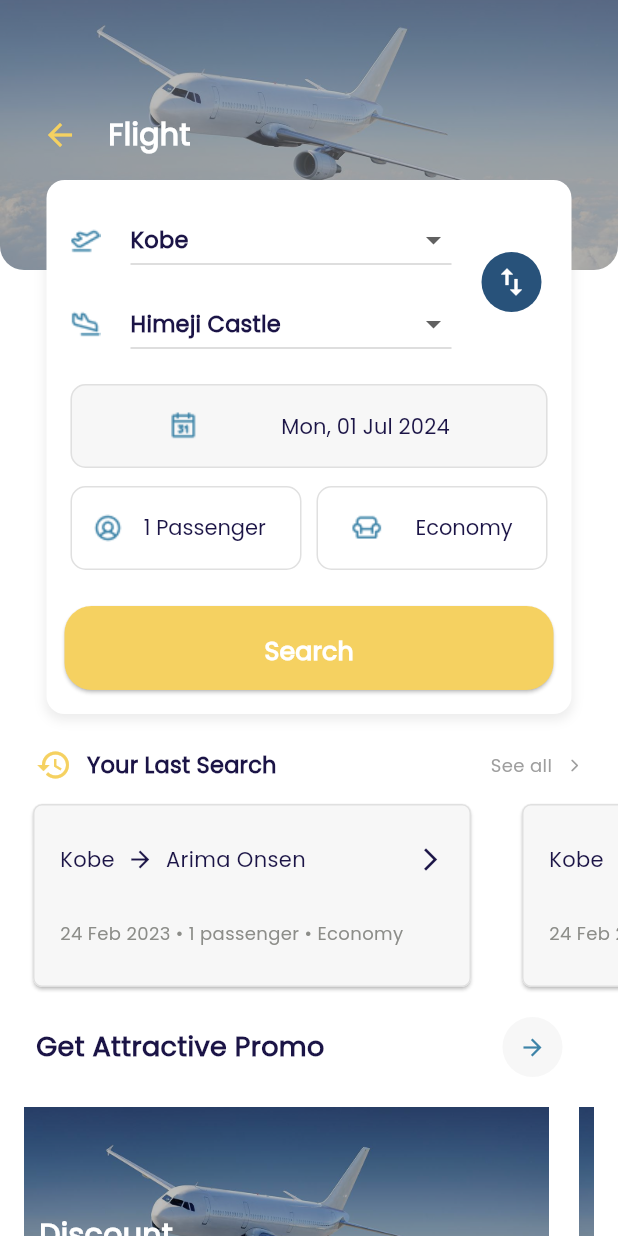
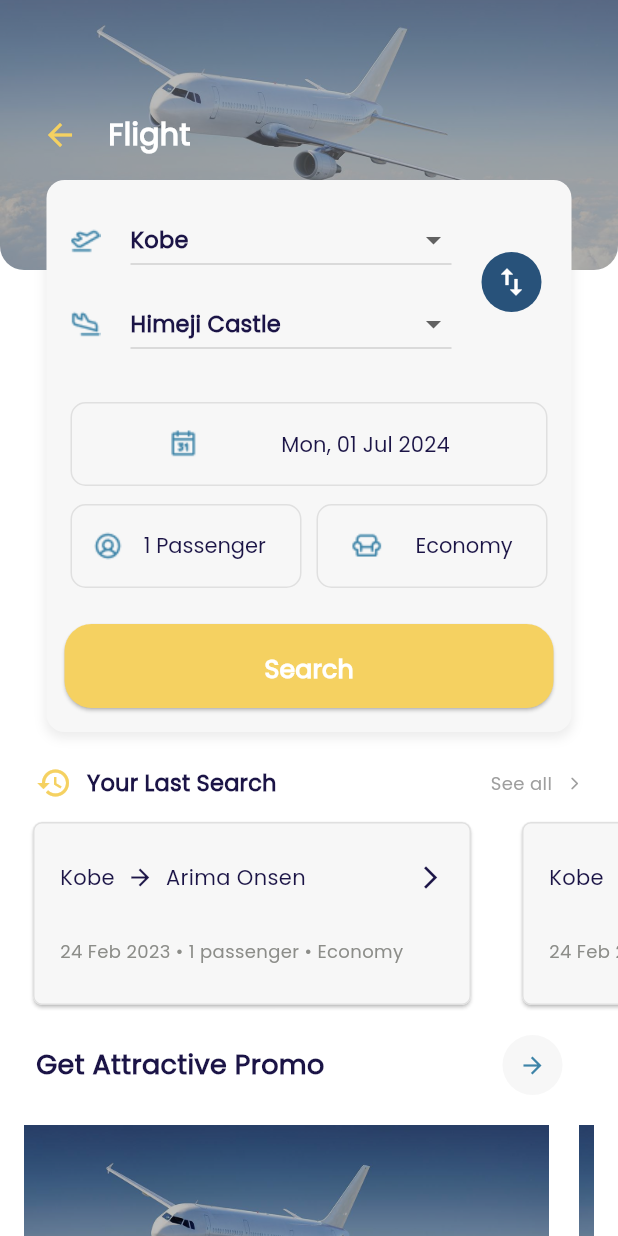
Before and after one commit to sammmms/travellingo-flutter, a Flutter app: the FlightPage screen opened directly, on a phone screen of 412 x 824 dp. Run offline on Flutter 3.47's test engine with Material 3 defaults, Android fonts, the phone set to English and light mode, and no system bars; our stand-ins replace dio, dotted_border, flutter_dotenv, flutter_localization, flutter_native_splash, google_fonts and 7 more; missing offline and left inert: carousel_slider_plus, svg_flutter; accounts and stored records are empty; network calls fail; statements that could not run were skipped; project files that could hold a hidden picture were left out.

Commit message:
refactor: flight page forbetter readability code

```diff
--- a/lib/pages/flight/widget/flight_choice.dart
+++ b/lib/pages/flight/widget/flight_choice.dart
@@ -7,7 +7,6 @@ import 'package:travellingo/pages/flight/widget/location_choice.dart';
 import 'package:travellingo/pages/flight/ticket_list/ticket_list_page.dart';
 import 'package:travellingo/utils/airplane_class_util.dart';
 import 'package:travellingo/utils/date_converter.dart';
-import 'package:travellingo/utils/theme_data/light_theme.dart';
 
 class FlightChoice extends StatefulWidget {
   const FlightChoice({super.key});
@@ -33,7 +32,7 @@ class _FlightChoiceState extends State<FlightChoice> {
   Widget build(BuildContext context) {
     return Container(
       decoration: BoxDecoration(
-        color: Colors.white,
+        color: Theme.of(context).colorScheme.surfaceTint,
         borderRadius: BorderRadius.circular(12),
         boxShadow: [
           BoxShadow(
@@ -49,32 +48,8 @@ class _FlightChoiceState extends State<FlightChoice> {
         mainAxisSize: MainAxisSize.min,
         children: [
           FlightLocationChoice(from: from, to: to),
-          StreamBuilder<DateTime>(
-              stream: pickedDate,
-              builder: (context, snapshot) {
-                DateTime date = snapshot.data ?? DateTime.now();
-                return Padding(
-                  padding: const EdgeInsets.symmetric(horizontal: 16.0),
-                  child: SizedBox(
-                    width: double.infinity,
-                    child: ButtonChoice(
-                      onPressed: () async {
-                        DateTime? picked = await showDatePicker(
-                          context: context,
-                          initialDate: DateTime.now(),
-                          firstDate: DateTime.now(),
-                          lastDate: DateTime(DateTime.now().year + 1, 12, 31),
-                        );
-
-                        if (picked != null) return;
-                        pickedDate.add(picked!);
-                      },
-                      content: DateConverter.fullReadableDate(date),
-                      icon: Image.asset("assets/flight/calendar.png"),
-                    ),
-                  ),
-                );
-              }),
+          const SizedBox(height: 12),
+          _buildDropdownDatetime(),
           const SizedBox(height: 12),
           Container(
             padding: const EdgeInsets.symmetric(horizontal: 16),
@@ -137,6 +112,35 @@ class _FlightChoiceState extends State<FlightChoice> {
     );
   }
 
+  Widget _buildDropdownDatetime() {
+    return StreamBuilder<DateTime>(
+        stream: pickedDate,
+        builder: (context, snapshot) {
+          DateTime date = snapshot.data ?? DateTime.now();
+          return Padding(
+            padding: const EdgeInsets.symmetric(horizontal: 16.0),
+            child: SizedBox(
+              width: double.infinity,
+              child: ButtonChoice(
+                onPressed: () async {
+                  DateTime? picked = await showDatePicker(
+                    context: context,
+                    initialDate: DateTime.now(),
+                    firstDate: DateTime.now(),
+                    lastDate: DateTime(DateTime.now().year + 1, 12, 31),
+                  );
+
+                  if (picked == null) return;
+                  pickedDate.add(picked);
+                },
+                content: DateConverter.fullReadableDate(date),
+                icon: Image.asset("assets/flight/calendar.png"),
+              ),
+            ),
+          );
+        });
+  }
+
   Widget _buildDropdownPassenger(count) {
     return Expanded(
       child: Container(
@@ -155,14 +159,12 @@ class _FlightChoiceState extends State<FlightChoice> {
                 iconSize: 0,
                 elevation: 16,
                 borderRadius: BorderRadius.circular(10),
+                dropdownColor: Theme.of(context).colorScheme.surfaceTint,
                 padding: EdgeInsets.zero,
                 menuMaxHeight: 300,
                 style: TextStyle(
-                    color: colorScheme.onSurface, fontFamily: 'Poppins'),
-                underline: Container(
-                  height: 2,
-                  color: Colors.deepPurpleAccent,
-                ),
+                    color: Theme.of(context).colorScheme.onSurface,
+                    fontFamily: 'Poppins'),
                 onChanged: (int? newValue) {
                   passengerCount.add(newValue!);
                 },
@@ -203,11 +205,8 @@ class _FlightChoiceState extends State<FlightChoice> {
                 padding: EdgeInsets.zero,
                 menuMaxHeight: 300,
                 style: TextStyle(
-                    color: colorScheme.onSurface, fontFamily: 'Poppins'),
-                underline: Container(
-                  height: 2,
-                  color: Colors.deepPurpleAccent,
-                ),
+                    color: Theme.of(context).colorScheme.onSurface,
+                    fontFamily: 'Poppins'),
                 onChanged: (AirplaneClass? newValue) {
                   flightClass.add(newValue!);
                 },
```
